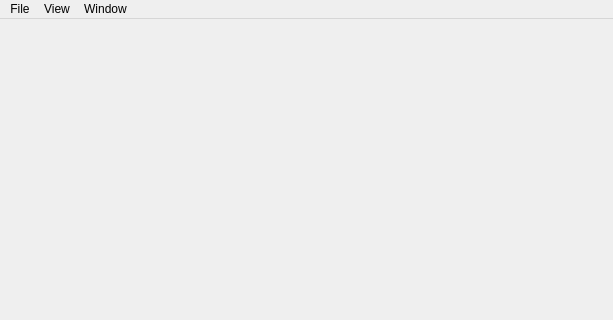
gdevic/Z80Explorer, file src/MainWindow.ui: the form before one commit; both pictures show x 0 to 613 and y 0 to 320 of the 613 by 493 pixel window.
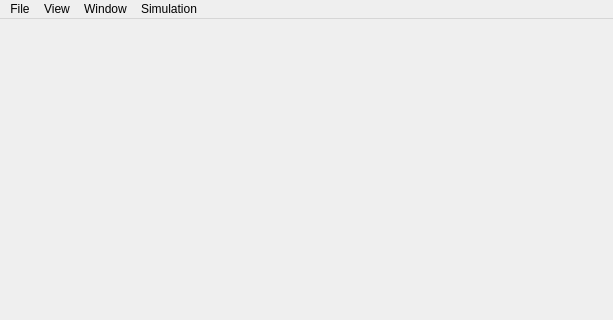
The form after the commit.

```diff
--- a/src/MainWindow.ui
+++ b/src/MainWindow.ui
@@ -43,9 +43,16 @@
     </property>
     <addaction name="actionNewImageView"/>
    </widget>
+   <widget class="QMenu" name="menuSimulation">
+    <property name="title">
+     <string>Simulation</string>
+    </property>
+    <addaction name="actionRun"/>
+   </widget>
    <addaction name="menuFile"/>
    <addaction name="menuView"/>
    <addaction name="menuWindow"/>
+   <addaction name="menuSimulation"/>
   </widget>
   <widget class="QStatusBar" name="statusbar"/>
   <action name="actionExit">
```
Left out of the diff: 17 changed lines with no effect on the pictures.
